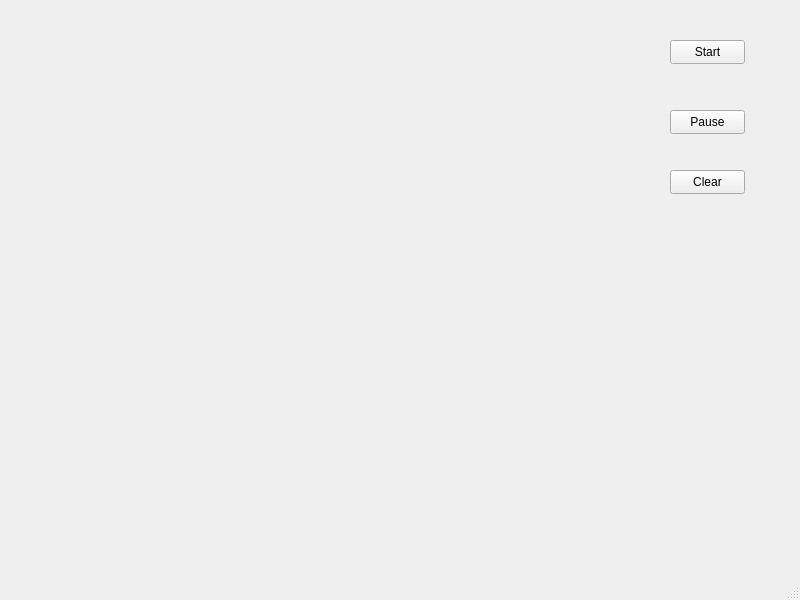
This is TetrisProjekt/mainwindowtetris.ui in KacperRygal/Tetris_Rygal_Wozniak as Qt 5 draws it before an edit. The edited form follows.
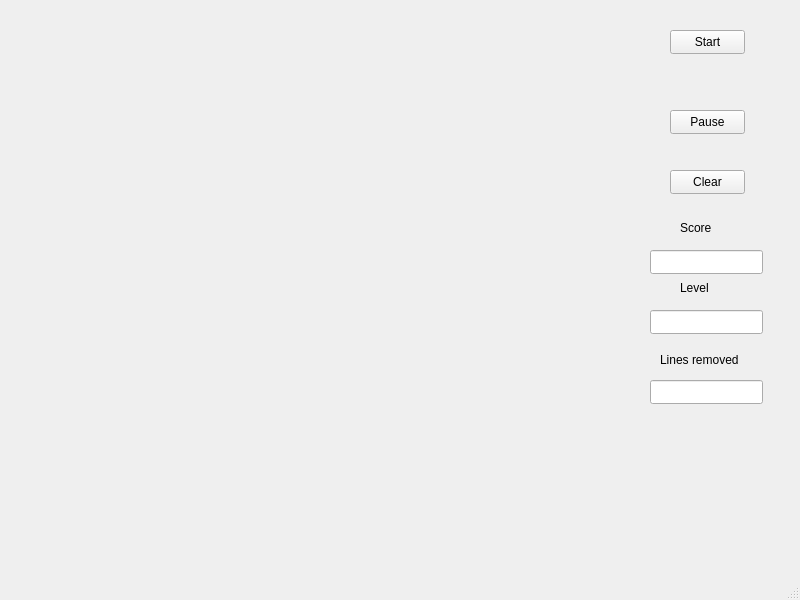
This is the edited form.

Commit message: Score, usuwanie linie, poziom

```diff
--- a/TetrisProjekt/mainwindowtetris.ui
+++ b/TetrisProjekt/mainwindowtetris.ui
@@ -18,7 +18,7 @@
     <property name="geometry">
      <rect>
       <x>670</x>
-      <y>40</y>
+      <y>30</y>
       <width>75</width>
       <height>24</height>
      </rect>
@@ -53,6 +53,75 @@
      <string>Clear</string>
     </property>
    </widget>
+   <widget class="QLabel" name="label">
+    <property name="geometry">
+     <rect>
+      <x>680</x>
+      <y>220</y>
+      <width>49</width>
+      <height>16</height>
+     </rect>
+    </property>
+    <property name="text">
+     <string>Score</string>
+    </property>
+   </widget>
+   <widget class="QLabel" name="label_2">
+    <property name="geometry">
+     <rect>
+      <x>680</x>
+      <y>280</y>
+      <width>49</width>
+      <height>16</height>
+     </rect>
+    </property>
+    <property name="text">
+     <string>Level</string>
+    </property>
+   </widget>
+   <widget class="QLabel" name="label_3">
+    <property name="geometry">
+     <rect>
+      <x>660</x>
+      <y>350</y>
+      <width>81</width>
+      <height>20</height>
+     </rect>
+    </property>
+    <property name="text">
+     <string>Lines removed</string>
+    </property>
+   </widget>
+   <widget class="QLineEdit" name="displayScore">
+    <property name="geometry">
+     <rect>
+      <x>650</x>
+      <y>250</y>
+      <width>113</width>
+      <height>24</height>
+     </rect>
+    </property>
+   </widget>
+   <widget class="QLineEdit" name="displayLevel">
+    <property name="geometry">
+     <rect>
+      <x>650</x>
+      <y>310</y>
+      <width>113</width>
+      <height>24</height>
+     </rect>
+    </property>
+   </widget>
+   <widget class="QLineEdit" name="displayRemovedLines">
+    <property name="geometry">
+     <rect>
+      <x>650</x>
+      <y>380</y>
+      <width>113</width>
+      <height>24</height>
+     </rect>
+    </property>
+   </widget>
   </widget>
   <widget class="QMenuBar" name="menubar">
    <property name="geometry">
```
Left out of the diff: 2 changed lines with no effect on the pictures. The commit also changes 8 other files.
